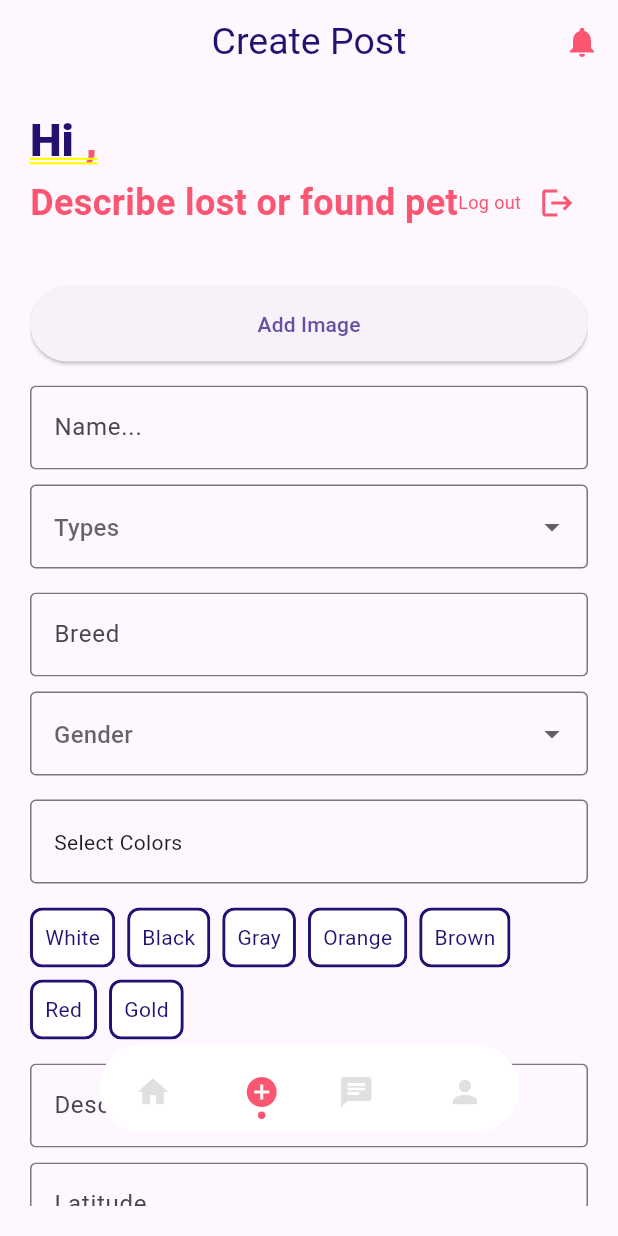
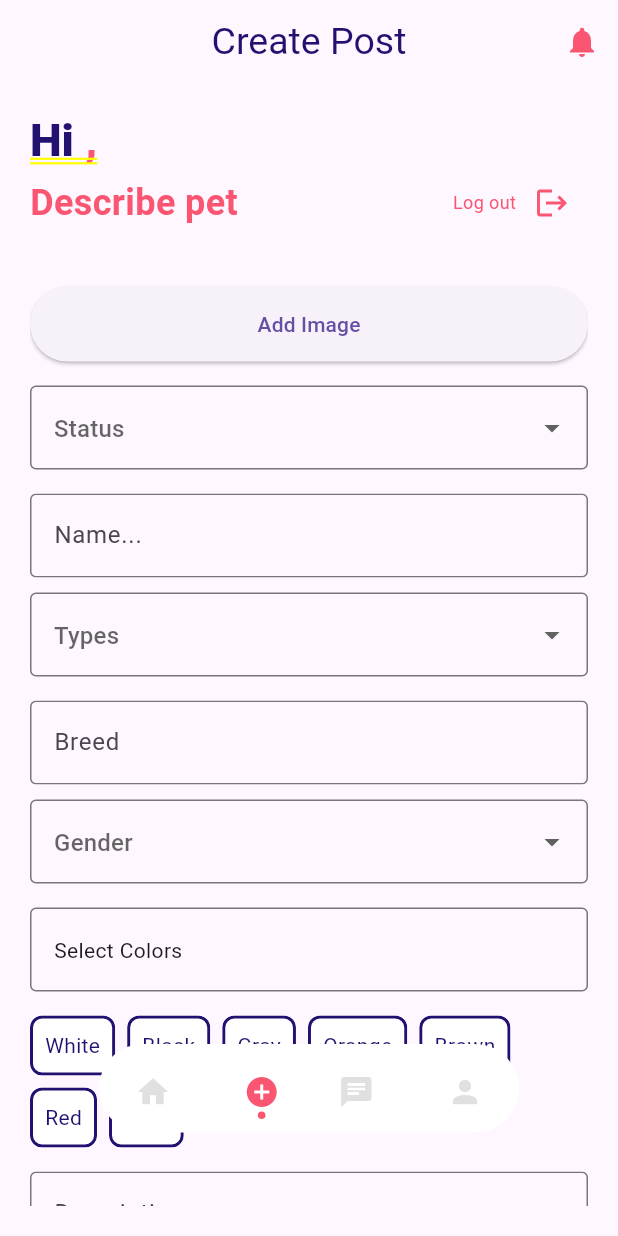
Before and after one commit to cnnxsun/LostAndFound, a Flutter app: the CatLostFound screen opened directly, item 2 of the bottom bar chosen, on a phone screen of 412 x 824 dp. Run offline on Flutter 3.47's test engine with Material 3 defaults, Android fonts, the phone set to English and light mode, and no system bars; our stand-ins replace cloud_firestore, firebase_auth, firebase_core, google_maps_flutter, image_picker, location; accounts and stored records are empty.

```diff
--- a/lib/CreatePost.dart
+++ b/lib/CreatePost.dart
@@ -37,6 +37,7 @@ class _CreatePost extends State<CreatePostPage> with TickerProviderStateMixin {
   DateTime? MissingDate;
   String? Latitude;
   String? Longtitude;
+  String? Status;
   List<String> selectedColors = [];
   List<PickedFile> selectedImages = [];
   String current_user = globals.current_user.toString();
@@ -198,7 +199,7 @@ class _CreatePost extends State<CreatePostPage> with TickerProviderStateMixin {
               Row(
                 children: [
                   const Text(
-                    "Describe lost or found pet",
+                    "Describe pet",
                     style: TextStyle(
                       fontSize: 24,
                       color: Color.fromARGB(255, 250, 86, 114),
@@ -248,6 +249,28 @@ class _CreatePost extends State<CreatePostPage> with TickerProviderStateMixin {
                 ),
               ),
               const SizedBox(height: 16),
+
+              DropdownButtonFormField(
+                decoration: const InputDecoration(
+                  hintText: "Status",
+                  border: OutlineInputBorder(),
+                ),
+                value: Status,
+                onChanged: (newValue) {
+                  setState(() {
+                    Status = newValue.toString();
+                  });
+                },
+                items: ["Lost", "Found"]
+                    .map<DropdownMenuItem<String>>((String value) {
+                  return DropdownMenuItem<String>(
+                    value: value,
+                    child: Text(value),
+                  );
+                }).toList(),
+              ),
+              const SizedBox(height: 16),
+
               CustomInput(
                   hint: "Name...",
                   inputBorder: const OutlineInputBorder(),
@@ -256,6 +279,7 @@ class _CreatePost extends State<CreatePostPage> with TickerProviderStateMixin {
                       Name = value;
                     });
                   }),
+
               DropdownButtonFormField(
                 decoration: const InputDecoration(
                   hintText: "Types",
@@ -276,6 +300,7 @@ class _CreatePost extends State<CreatePostPage> with TickerProviderStateMixin {
                   );
                 }).toList(),
               ),
+
               const SizedBox(height: 16),
               CustomInput(
                   hint: "Breed",
@@ -406,6 +431,7 @@ class _CreatePost extends State<CreatePostPage> with TickerProviderStateMixin {
                   print("Description: $Description");
                   print("Latitude: $Latitude");
                   print("Longtitude: $Longtitude");
+                  print("Status: $Status");
 
                   int count = await globals.getTotalDocumentCount('Post');
                    Map<String, String> dataToSave={
@@ -419,7 +445,8 @@ class _CreatePost extends State<CreatePostPage> with TickerProviderStateMixin {
                       'Latitude': Latitude.toString(),
                       'Longtitude': Longtitude.toString(),
                       'Post_ID': (count+1).toString(),
-                      'CreatedOn': DateTime.now().toString()
+                      'CreatedOn': DateTime.now().toString(),
+                      'Status': Status.toString()
                     };
                     FirebaseFirestore.instance.collection('Post').add(dataToSave);
                 },
--- a/lib/Signup.dart
+++ b/lib/Signup.dart
@@ -262,14 +262,14 @@ class __FormContentState extends State<_FormContent> {
                   padding: EdgeInsets.all(10.0),
                   child: Text(
                     'Sign Up',
-                      style:
-                          TextStyle(fontSize: 16, fontWeight: FontWeight.bold),
+                    style: TextStyle(fontSize: 16, fontWeight: FontWeight.bold),
                   ),
                 ),
                 onPressed: () async {
                   if (_formKey.currentState?.validate() ?? false) {
+
                     int count = await globals.getTotalDocumentCount('User');
-                      Map<String, String> dataToSave = {
+                    Map<String, String> dataToSave={
                       'User_FullName': fullName.toString(),
                       'User_email': email.toString(),
                       'User_password': password.toString(),
--- a/lib/cat_lost_found.dart
+++ b/lib/cat_lost_found.dart
@@ -305,7 +305,7 @@ final userInfoWidgets = documents.map((doc) {
               longitude: data['Longtitude'] ?? '',
               postId: data['Post_ID'] ?? '',
               UserID: data['User_ID'] ?? '',
-
+              Status: data['Status'] ?? '',
             );
 
           }).toList();
@@ -350,6 +350,7 @@ class UserInfo extends StatelessWidget {
   final String longitude;
   final String postId;
   final String UserID;
+  final String Status;
 
   UserInfo({
     required this.Name,
@@ -363,6 +364,7 @@ class UserInfo extends StatelessWidget {
     required this.longitude,
     required this.postId,
     required this.UserID,
+    required this.Status,
   });
 
   @override
@@ -390,6 +392,10 @@ class UserInfo extends StatelessWidget {
                 fit: BoxFit.cover,
               ),
             ),
+          ),
+          Text(
+            'Status: $Status',
+            style: TextStyle(fontWeight: FontWeight.bold, color: Color.fromARGB(255, 199, 30, 7)),
           ),
           Text(
             'Name: $Name',
--- a/lib/dog_lost_found.dart
+++ b/lib/dog_lost_found.dart
@@ -305,7 +305,7 @@ final userInfoWidgets = documents.map((doc) {
               longitude: data['Longtitude'] ?? '',
               postId: data['Post_ID'] ?? '',
               UserID: data['User_ID'] ?? '',
-
+              Status: data['Status'] ?? '',
             );
 
           }).toList();
@@ -350,6 +350,7 @@ class UserInfo extends StatelessWidget {
   final String longitude;
   final String postId;
   final String UserID;
+  final String Status;
 
   UserInfo({
     required this.Name,
@@ -363,6 +364,7 @@ class UserInfo extends StatelessWidget {
     required this.longitude,
     required this.postId,
     required this.UserID,
+    required this.Status,
   });
 
   @override
@@ -390,6 +392,10 @@ class UserInfo extends StatelessWidget {
                 fit: BoxFit.cover,
               ),
             ),
+          ),
+          Text(
+            'Status: $Status',
+            style: TextStyle(fontWeight: FontWeight.bold, color: Color.fromARGB(255, 199, 30, 7)),
           ),
           Text(
             'Name: $Name',
--- a/lib/others.dart
+++ b/lib/others.dart
@@ -305,7 +305,7 @@ final userInfoWidgets = documents.map((doc) {
               longitude: data['Longtitude'] ?? '',
               postId: data['Post_ID'] ?? '',
               UserID: data['User_ID'] ?? '',
-
+              Status: data['Status'] ?? '',
             );
 
           }).toList();
@@ -350,6 +350,7 @@ class UserInfo extends StatelessWidget {
   final String longitude;
   final String postId;
   final String UserID;
+  final String Status;
 
   UserInfo({
     required this.Name,
@@ -363,6 +364,7 @@ class UserInfo extends StatelessWidget {
     required this.longitude,
     required this.postId,
     required this.UserID,
+    required this.Status,
   });
 
   @override
@@ -390,6 +392,10 @@ class UserInfo extends StatelessWidget {
                 fit: BoxFit.cover,
               ),
             ),
+          ),
+          Text(
+            'Status: $Status',
+            style: TextStyle(fontWeight: FontWeight.bold, color: Color.fromARGB(255, 199, 30, 7)),
           ),
           Text(
             'Name: $Name',
--- a/lib/profile.dart
+++ b/lib/profile.dart
@@ -146,8 +146,8 @@ class _FormPageState extends State<FormPage> with TickerProviderStateMixin {
           title: const Text(
             "Profile",
             style: TextStyle(
-              color: Color.fromARGB(255, 34, 17, 112),
-              fontSize: 25,
+              fontWeight: FontWeight.bold,
+              color: Color(0xFF26117A),
             ),
           ),
           actions: [
```
Also changed, not shown: lib/SignIn.dart (+6 -6 lines), lib/homepage.dart (+32 -26 lines). Lines whose indentation alone changed are shown as unchanged.
